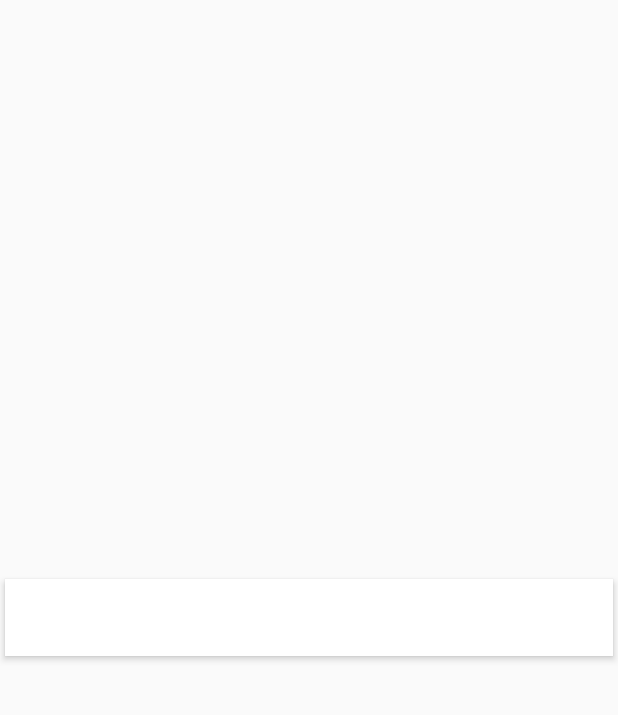
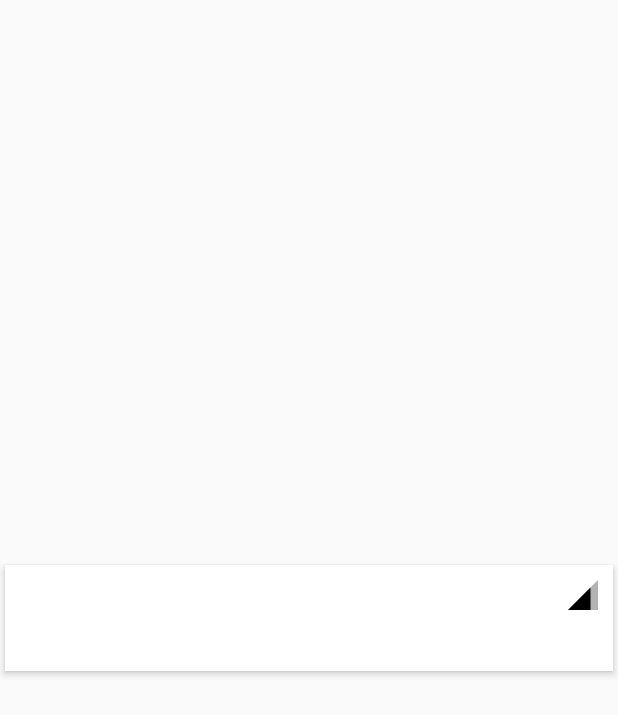
Before and after one commit to alexeyosminin/sensor_puck_demo, an Android app: the layout sp_card_layout.xml on its own in the app's theme, with its tools: preview values and no code run, on a phone screen of 412 x 824 dp. Shown: the top 715 px of the screen. Run offline under Robolectric (Android 15) with nearby library versions, the phone set to English and light mode, and no system bars.

Commit message:
ui chages

```diff
--- a/app/build.gradle
+++ b/app/build.gradle
@@ -45,4 +45,10 @@ dependencies {
 
     //AndroidPlot
     compile deps.androidplot
+
+    //Firebase
+    compile deps.firebasecore
+    compile deps.firebasecrash
 }
+
+apply plugin: 'com.google.gms.google-services'
--- a/app/src/main/java/com/osminin/sensorpuckdemo/AppModule.java
+++ b/app/src/main/java/com/osminin/sensorpuckdemo/AppModule.java
@@ -31,13 +31,13 @@ public class AppModule {
     @Provides
     @Singleton
     public SPScannerInterface provideSPScanner() {
-        //TODO: factory
         String realMode = app.getString(R.string.settings_mode_real);
         String mode = provideSharedPreferences().getString(app.getString(R.string.settings_mode_key), realMode);
         if (realMode.equals(mode)) {
             return new BleSPScanner((BluetoothManager) app.getSystemService(Context.BLUETOOTH_SERVICE));
         } else {
-            return new FakeSPScanner();
+            Integer fakeSPCount = 10; //TODO: replace default
+            return new FakeSPScanner(fakeSPCount);
         }
     }
 
--- a/app/src/main/java/com/osminin/sensorpuckdemo/ui/SPListFragment.java
+++ b/app/src/main/java/com/osminin/sensorpuckdemo/ui/SPListFragment.java
@@ -174,6 +174,7 @@ public final class SPListFragment extends BaseFragment implements SPListView, Ob
             final SensorPuckModel model = mDevices.get(position);
             ((SPViewHolder) holder).mCardName.setText(model.getName());
             ((SPViewHolder) holder).mSignal.setText(model.getSignalStrength() + " dBm");
+            ((SPViewHolder) holder).mAddress.setText(model.getAddress());
             holder.itemView.setOnClickListener(new View.OnClickListener() {
                 @Override
                 public void onClick(View view) {
@@ -203,6 +204,9 @@ public final class SPListFragment extends BaseFragment implements SPListView, Ob
             @BindView(R.id.sp_card_signal)
             TextView mSignal;
 
+            @BindView(R.id.sp_card_address)
+            TextView mAddress;
+
             public SPViewHolder(View itemView) {
                 super(itemView);
                 ButterKnife.bind(this, itemView);
--- /dev/null
+++ b/app/src/main/res/drawable/ic_signal_cellular_3_bar_black_24dp.xml
@@ -0,0 +1,13 @@
+<vector xmlns:android="http://schemas.android.com/apk/res/android"
+        android:width="24dp"
+        android:height="24dp"
+        android:viewportWidth="24.0"
+        android:viewportHeight="24.0">
+    <path
+        android:fillColor="#FF000000"
+        android:pathData="M2,22h20V2z"
+        android:fillAlpha=".3"/>
+    <path
+        android:fillColor="#FF000000"
+        android:pathData="M17,7L2,22h15z"/>
+</vector>
--- a/app/src/main/res/layout/sp_card_layout.xml
+++ b/app/src/main/res/layout/sp_card_layout.xml
@@ -22,13 +22,28 @@
             android:textSize="26sp"/>
 
         <TextView
+            android:id="@+id/sp_card_address"
+            android:layout_width="wrap_content"
+            android:layout_height="wrap_content"
+            android:layout_below="@+id/sp_card_name"
+            android:textColor="@android:color/darker_gray"
+            android:textSize="14sp"/>
+
+        <ImageView
+            android:id="@+id/sp_card_rssi"
+            android:layout_width="wrap_content"
+            android:layout_height="wrap_content"
+            android:layout_alignParentRight="true"
+            android:src="@drawable/ic_signal_cellular_3_bar_black_24dp"/>
+
+        <TextView
             android:id="@+id/sp_card_signal"
             android:layout_width="wrap_content"
             android:layout_height="wrap_content"
+            android:layout_below="@+id/sp_card_rssi"
             android:layout_alignParentRight="true"
-            android:layout_centerVertical="true"
             android:textColor="@android:color/darker_gray"
-            android:textSize="18sp"/>
+            android:textSize="12sp"/>
 
     </RelativeLayout>
 </android.support.v7.widget.CardView>
```
Also changed, not shown: app/src/main/java/com/osminin/sensorpuckdemo/ble/BleSPScanner.java (+10 -0 lines), app/src/main/java/com/osminin/sensorpuckdemo/ble/FakeSPScanner.java (+15 -6 lines), app/src/main/java/com/osminin/sensorpuckdemo/ble/SensorPuckParser.java (+10 -1 lines), app/src/main/java/com/osminin/sensorpuckdemo/presentation/SPDetailsPresenter.java (+18 -8 lines), app/src/main/java/com/osminin/sensorpuckdemo/presentation/SPListPresenter.java (+24 -10 lines), app/src/main/res/drawable/ic_signal_cellular_0_bar_black_24dp.xml (added, +10 -0 lines), app/src/main/res/drawable/ic_signal_cellular_1_bar_black_24dp.xml (added, +13 -0 lines), app/src/main/res/drawable/ic_signal_cellular_2_bar_black_24dp.xml (added, +13 -0 lines), app/src/main/res/drawable/ic_signal_cellular_4_bar_black_24dp.xml (added, +9 -0 lines), 1 other file.
